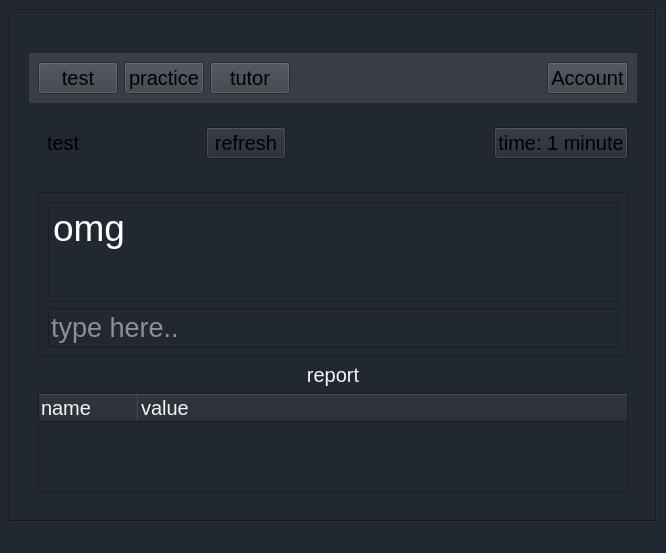
Prakash5209/typing_tutor, file home.ui: the form before one commit.
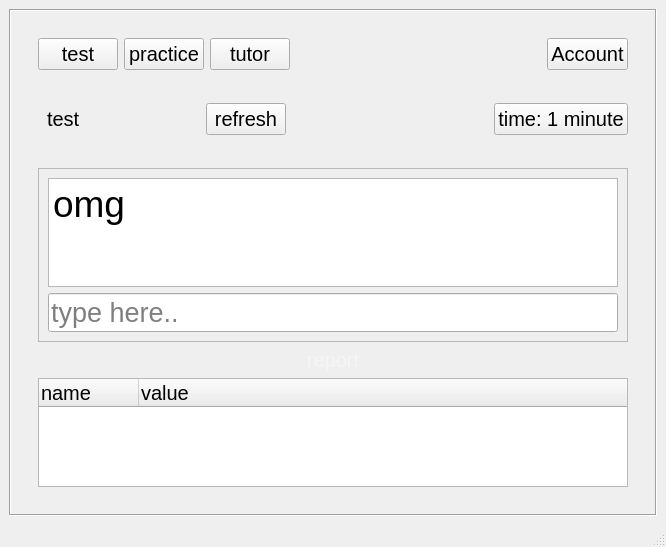
The form after the commit.

Diff of the .ui file:
```diff
--- a/home.ui
+++ b/home.ui
@@ -7,7 +7,7 @@
     <x>0</x>
     <y>0</y>
     <width>666</width>
-    <height>553</height>
+    <height>547</height>
    </rect>
   </property>
   <property name="sizePolicy">
@@ -26,7 +26,7 @@
    <string>MainWindow</string>
   </property>
   <property name="styleSheet">
-   <string notr="true">background-color:#222831;</string>
+   <string notr="true"/>
   </property>
   <widget class="QWidget" name="centralwidget">
    <layout class="QGridLayout" name="gridLayout">
@@ -49,7 +49,7 @@
          <x>0</x>
          <y>0</y>
          <width>644</width>
-         <height>488</height>
+         <height>482</height>
         </rect>
        </property>
        <layout class="QGridLayout" name="gridLayout_3">
@@ -79,150 +79,7 @@
            <enum>QFrame::Raised</enum>
           </property>
           <layout class="QGridLayout" name="gridLayout_2">
-           <item row="2" column="0">
-            <widget class="QFrame" name="frame_5">
-             <property name="font">
-              <font>
-               <pointsize>15</pointsize>
-              </font>
-             </property>
-             <property name="frameShape">
-              <enum>QFrame::NoFrame</enum>
-             </property>
-             <property name="frameShadow">
-              <enum>QFrame::Raised</enum>
-             </property>
-             <layout class="QGridLayout" name="gridLayout_4">
-              <item row="0" column="0">
-               <widget class="QFrame" name="frame_6">
-                <property name="minimumSize">
-                 <size>
-                  <width>200</width>
-                  <height>0</height>
-                 </size>
-                </property>
-                <property name="maximumSize">
-                 <size>
-                  <width>300</width>
-                  <height>16777215</height>
-                 </size>
-                </property>
-                <property name="font">
-                 <font>
-                  <pointsize>15</pointsize>
-                 </font>
-                </property>
-                <property name="frameShape">
-                 <enum>QFrame::NoFrame</enum>
-                </property>
-                <property name="frameShadow">
-                 <enum>QFrame::Raised</enum>
-                </property>
-                <layout class="QHBoxLayout" name="horizontalLayout_2">
-                 <item>
-                  <widget class="QLabel" name="label_2">
-                   <property name="font">
-                    <font>
-                     <pointsize>15</pointsize>
-                    </font>
-                   </property>
-                   <property name="styleSheet">
-                    <string notr="true"/>
-                   </property>
-                   <property name="text">
-                    <string>test</string>
-                   </property>
-                  </widget>
-                 </item>
-                 <item>
-                  <spacer name="horizontalSpacer_4">
-                   <property name="font">
-                    <font>
-                     <pointsize>15</pointsize>
-                    </font>
-                   </property>
-                   <property name="orientation">
-                    <enum>Qt::Horizontal</enum>
-                   </property>
-                   <property name="sizeHint" stdset="0">
-                    <size>
-                     <width>158</width>
-                     <height>20</height>
-                    </size>
-                   </property>
-                  </spacer>
-                 </item>
-                 <item>
-                  <widget class="QPushButton" name="test_refresh_button">
-                   <property name="font">
-                    <font>
-                     <pointsize>15</pointsize>
-                    </font>
-                   </property>
-                   <property name="styleSheet">
-                    <string notr="true"/>
-                   </property>
-                   <property name="text">
-                    <string>refresh</string>
-                   </property>
-                  </widget>
-                 </item>
-                </layout>
-               </widget>
-              </item>
-              <item row="0" column="1">
-               <spacer name="horizontalSpacer_2">
-                <property name="font">
-                 <font>
-                  <pointsize>15</pointsize>
-                 </font>
-                </property>
-                <property name="orientation">
-                 <enum>Qt::Horizontal</enum>
-                </property>
-                <property name="sizeHint" stdset="0">
-                 <size>
-                  <width>231</width>
-                  <height>21</height>
-                 </size>
-                </property>
-               </spacer>
-              </item>
-              <item row="0" column="2">
-               <widget class="QPushButton" name="time_button">
-                <property name="font">
-                 <font>
-                  <pointsize>15</pointsize>
-                 </font>
-                </property>
-                <property name="styleSheet">
-                 <string notr="true"/>
-                </property>
-                <property name="text">
-                 <string>time: 1 minute</string>
-                </property>
-               </widget>
-              </item>
-             </layout>
-            </widget>
-           </item>
            <item row="0" column="0">
-            <widget class="QFrame" name="frame_4">
-             <property name="font">
-              <font>
-               <pointsize>15</pointsize>
-              </font>
-             </property>
-             <property name="frameShape">
-              <enum>QFrame::NoFrame</enum>
-             </property>
-             <property name="frameShadow">
-              <enum>QFrame::Raised</enum>
-             </property>
-             <layout class="QVBoxLayout" name="verticalLayout_3"/>
-            </widget>
-           </item>
-           <item row="1" column="0">
             <widget class="QFrame" name="frame">
              <property name="sizePolicy">
               <sizepolicy hsizetype="Preferred" vsizetype="Preferred">
@@ -236,7 +93,7 @@
               </font>
              </property>
              <property name="styleSheet">
-              <string notr="true">background-color:#393E46;</string>
+              <string notr="true"/>
              </property>
              <property name="frameShape">
               <enum>QFrame::NoFrame</enum>
@@ -330,7 +187,7 @@
              </layout>
             </widget>
            </item>
-           <item row="4" column="0">
+           <item row="3" column="0">
             <widget class="QScrollArea" name="scrollArea_2">
              <property name="font">
               <font>
@@ -349,7 +206,7 @@
                 <x>0</x>
                 <y>0</y>
                 <width>608</width>
-                <height>300</height>
+                <height>318</height>
                </rect>
               </property>
               <layout class="QVBoxLayout" name="verticalLayout_2">
@@ -387,7 +244,7 @@
 &lt;html&gt;&lt;head&gt;&lt;meta name=&quot;qrichtext&quot; content=&quot;1&quot; /&gt;&lt;style type=&quot;text/css&quot;&gt;
 p, li { white-space: pre-wrap; }
 &lt;/style&gt;&lt;/head&gt;&lt;body style=&quot; font-family:'Ubuntu'; font-size:15pt; font-weight:400; font-style:normal;&quot;&gt;
-&lt;p style=&quot; margin-top:6px; margin-bottom:6px; margin-left:0px; margin-right:0px; -qt-block-indent:0; text-indent:0px;&quot;&gt;&lt;span style=&quot; font-size:28pt; color:#ffffff;&quot;&gt;omg&lt;/span&gt;&lt;/p&gt;&lt;/body&gt;&lt;/html&gt;</string>
+&lt;p style=&quot; margin-top:6px; margin-bottom:6px; margin-left:0px; margin-right:0px; -qt-block-indent:0; text-indent:0px;&quot;&gt;&lt;span style=&quot; font-size:28pt; color:#000000;&quot;&gt;omg&lt;/span&gt;&lt;/p&gt;&lt;/body&gt;&lt;/html&gt;</string>
                     </property>
                     <property name="overwriteMode">
                      <bool>false</bool>
@@ -402,7 +259,7 @@
                      </font>
                     </property>
                     <property name="styleSheet">
-                     <string notr="true">color:whitesmoke;</string>
+                     <string notr="true"/>
                     </property>
                     <property name="text">
                      <string/>
@@ -441,7 +298,7 @@
                   </font>
                  </property>
                  <property name="styleSheet">
-                  <string notr="true">color:whitesmoke;</string>
+                  <string notr="true"/>
                  </property>
                  <column>
                   <property name="text">
@@ -469,6 +326,133 @@
              </widget>
             </widget>
            </item>
+           <item row="1" column="0">
+            <widget class="QFrame" name="frame_5">
+             <property name="font">
+              <font>
+               <pointsize>15</pointsize>
+              </font>
+             </property>
+             <property name="frameShape">
+              <enum>QFrame::NoFrame</enum>
+             </property>
+             <property name="frameShadow">
+              <enum>QFrame::Raised</enum>
+             </property>
+             <layout class="QGridLayout" name="gridLayout_4">
+              <item row="0" column="0">
+               <widget class="QFrame" name="frame_6">
+                <property name="minimumSize">
+                 <size>
+                  <width>200</width>
+                  <height>0</height>
+                 </size>
+                </property>
+                <property name="maximumSize">
+                 <size>
+                  <width>300</width>
+                  <height>16777215</height>
+                 </size>
+                </property>
+                <property name="font">
+                 <font>
+                  <pointsize>15</pointsize>
+                 </font>
+                </property>
+                <property name="frameShape">
+                 <enum>QFrame::NoFrame</enum>
+                </property>
+                <property name="frameShadow">
+                 <enum>QFrame::Raised</enum>
+                </property>
+                <layout class="QHBoxLayout" name="horizontalLayout_2">
+                 <item>
+                  <widget class="QLabel" name="label_2">
+                   <property name="font">
+                    <font>
+                     <pointsize>15</pointsize>
+                    </font>
+                   </property>
+                   <property name="styleSheet">
+                    <string notr="true"/>
+                   </property>
+                   <property name="text">
+                    <string>test</string>
+                   </property>
+                  </widget>
+                 </item>
+                 <item>
+                  <spacer name="horizontalSpacer_4">
+                   <property name="font">
+                    <font>
+                     <pointsize>15</pointsize>
+                    </font>
+                   </property>
+                   <property name="orientation">
+                    <enum>Qt::Horizontal</enum>
+                   </property>
+                   <property name="sizeHint" stdset="0">
+                    <size>
+                     <width>158</width>
+                     <height>20</height>
+                    </size>
+                   </property>
+                  </spacer>
+                 </item>
+                 <item>
+                  <widget class="QPushButton" name="test_refresh_button">
+                   <property name="font">
+                    <font>
+                     <pointsize>15</pointsize>
+                    </font>
+                   </property>
+                   <property name="styleSheet">
+                    <string notr="true"/>
+                   </property>
+                   <property name="text">
+                    <string>refresh</string>
+                   </property>
+                  </widget>
+                 </item>
+                </layout>
+               </widget>
+              </item>
+              <item row="0" column="1">
+               <spacer name="horizontalSpacer_2">
+                <property name="font">
+                 <font>
+                  <pointsize>15</pointsize>
+                 </font>
+                </property>
+                <property name="orientation">
+                 <enum>Qt::Horizontal</enum>
+                </property>
+                <property name="sizeHint" stdset="0">
+                 <size>
+                  <width>231</width>
+                  <height>21</height>
+                 </size>
+                </property>
+               </spacer>
+              </item>
+              <item row="0" column="2">
+               <widget class="QPushButton" name="time_button">
+                <property name="font">
+                 <font>
+                  <pointsize>15</pointsize>
+                 </font>
+                </property>
+                <property name="styleSheet">
+                 <string notr="true"/>
+                </property>
+                <property name="text">
+                 <string>time: 1 minute</string>
+                </property>
+               </widget>
+              </item>
+             </layout>
+            </widget>
+           </item>
           </layout>
          </widget>
         </item>
```
